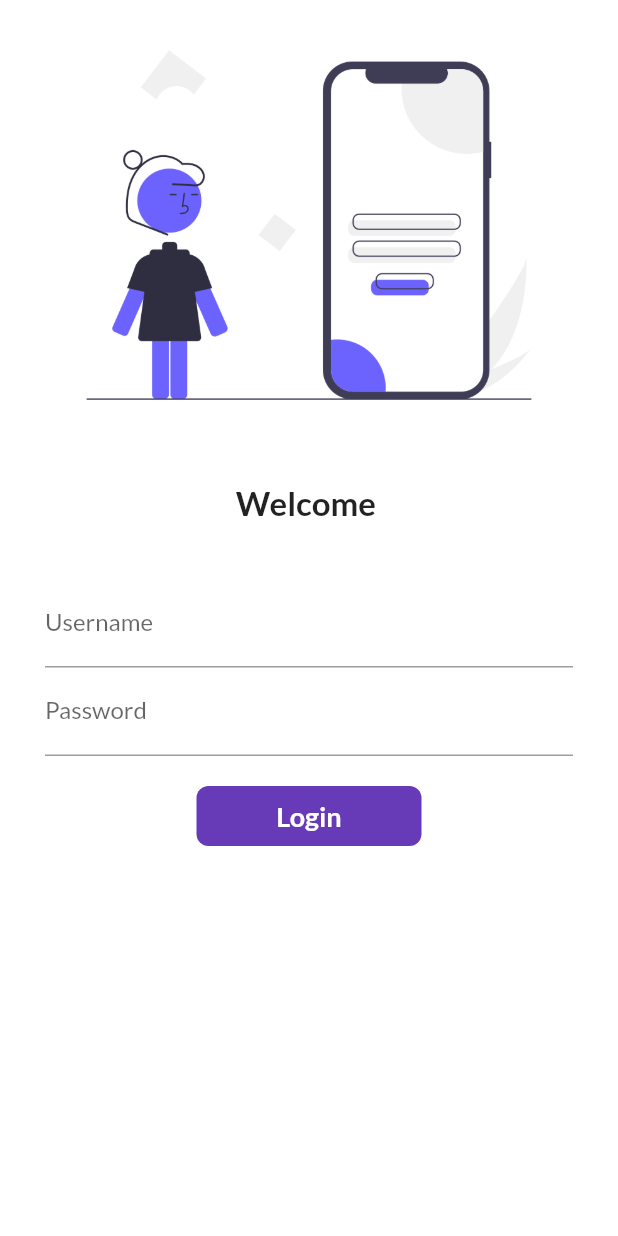
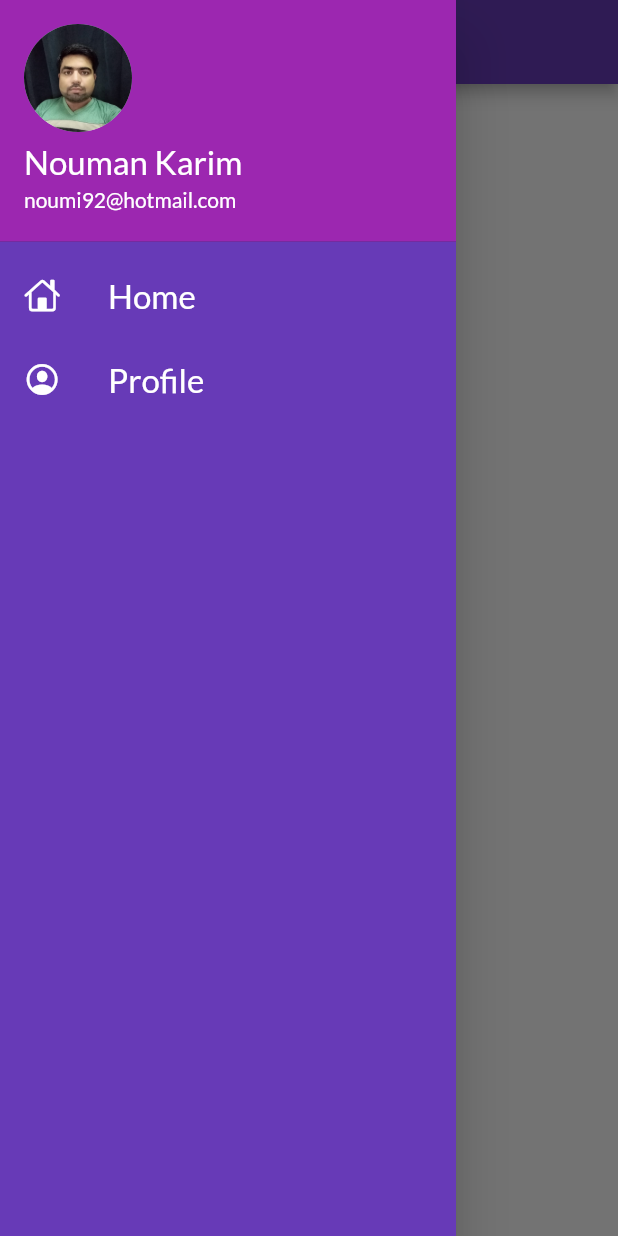
Before and after one commit to noumi92/fluttertraining, a Flutter app: the screen it shows after launch, with the side drawer open (before the commit the screen has no drawer), on a phone screen of 412 x 824 dp. Run offline on Flutter 3.47's test engine with Material 2 defaults, Android fonts, the phone set to English and light mode, and no system bars; our stand-ins replace google_fonts.

Commit message:
drawer addition

```diff
--- a/lib/main.dart
+++ b/lib/main.dart
@@ -18,13 +18,14 @@ class MyApp extends StatelessWidget {
       theme: ThemeData(
         primarySwatch: Colors.deepPurple,
         fontFamily: GoogleFonts.lato().fontFamily,
-        primaryTextTheme: GoogleFonts.latoTextTheme()
+        primaryTextTheme: GoogleFonts.latoTextTheme(),
       ),
       darkTheme: ThemeData(
         brightness: Brightness.dark
       ),
+      debugShowCheckedModeBanner: false,
       routes: {
-        "/": (context) => Login(),
+        "/": (context) => HomePage(),
         MyRoutes.homeRoute: (context) => HomePage(),
         MyRoutes.loginRoute: (context) => Login(),
       },
--- a/lib/pages/home.dart
+++ b/lib/pages/home.dart
@@ -1,4 +1,5 @@
 import 'package:flutter/material.dart';
+import 'package:flutter_app/widgets/drawer.dart';
 
 class HomePage extends StatelessWidget {
   const HomePage({Key? key}) : super(key: key);
@@ -16,7 +17,7 @@ class HomePage extends StatelessWidget {
           child: Text("Name: $name,\n Age: $age"),
         ),
       ),
-      drawer: Drawer(),
+      drawer: MyDrawer(),
     );
   }
 }
--- /dev/null
+++ b/lib/utils/mystyles.dart
@@ -0,0 +1,6 @@
+import 'package:flutter/material.dart';
+
+class MyStyles{
+  static const TextStyle whiteHeadingText = TextStyle(color: Colors.white, fontSize: 22);
+  static const TextStyle whiteRegularText = TextStyle(color: Colors.white);
+}
--- /dev/null
+++ b/lib/widgets/drawer.dart
@@ -0,0 +1,42 @@
+import 'package:flutter/cupertino.dart';
+import 'package:flutter/material.dart';
+import 'package:flutter_app/utils/mystyles.dart';
+import '';
+
+class MyDrawer extends StatelessWidget{
+  @override
+  Widget build(BuildContext context) {
+    return Drawer(
+      child: Container(
+        color: Colors.deepPurple,
+        child: ListView(
+          children: [
+            DrawerHeader(
+              padding: EdgeInsets.zero,
+              child: UserAccountsDrawerHeader(
+                  decoration: BoxDecoration(
+                      color: Colors.purple
+                  ),
+                margin: EdgeInsets.zero,
+                accountName: Text("Nouman Karim", style: MyStyles.whiteHeadingText),
+                accountEmail: Text("noumi92@hotmail.com", style: MyStyles.whiteRegularText),
+                currentAccountPicture: CircleAvatar(
+                  backgroundImage: AssetImage("assets/images/me.png"),
+                )
+            )
+            ),
+            ListTile(
+              leading: Icon(CupertinoIcons.home, color: Colors.white),
+              title: Text("Home", style: MyStyles.whiteHeadingText,),
+            ),
+            ListTile(
+              leading: Icon(CupertinoIcons.profile_circled, color: Colors.white),
+              title: Text("Profile", style: MyStyles.whiteHeadingText,),
+            ),
+          ],
+        ),
+      ),
+    );
+  }
+
+}
```
Also changed, not shown: assets/images/me.png (added).
